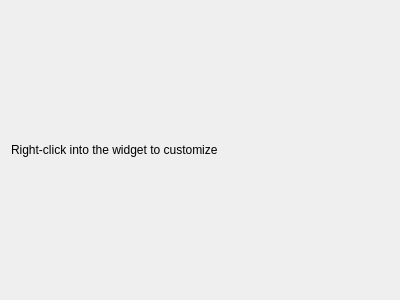
The window that src/ui/designer/QGCToolWidget.ui (mavlink/qgroundcontrol) describes before a commit, drawn with Qt 5.
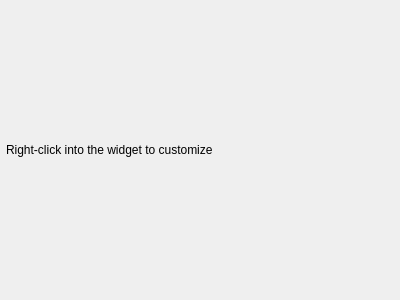
The same window after the commit.

Commit message: Working on usuability improvements in the parameter interface

Patch:
```diff
--- a/src/ui/designer/QGCToolWidget.ui
+++ b/src/ui/designer/QGCToolWidget.ui
@@ -15,8 +15,20 @@
   </property>
   <layout class="QVBoxLayout" name="toolLayout">
    <property name="spacing">
+    <number>0</number>
+   </property>
+   <property name="leftMargin">
     <number>6</number>
    </property>
+   <property name="topMargin">
+    <number>0</number>
+   </property>
+   <property name="rightMargin">
+    <number>6</number>
+   </property>
+   <property name="bottomMargin">
+    <number>0</number>
+   </property>
    <item>
     <widget class="QLabel" name="hintLabel">
      <property name="text">
```
The commit also changes 5 other files.
